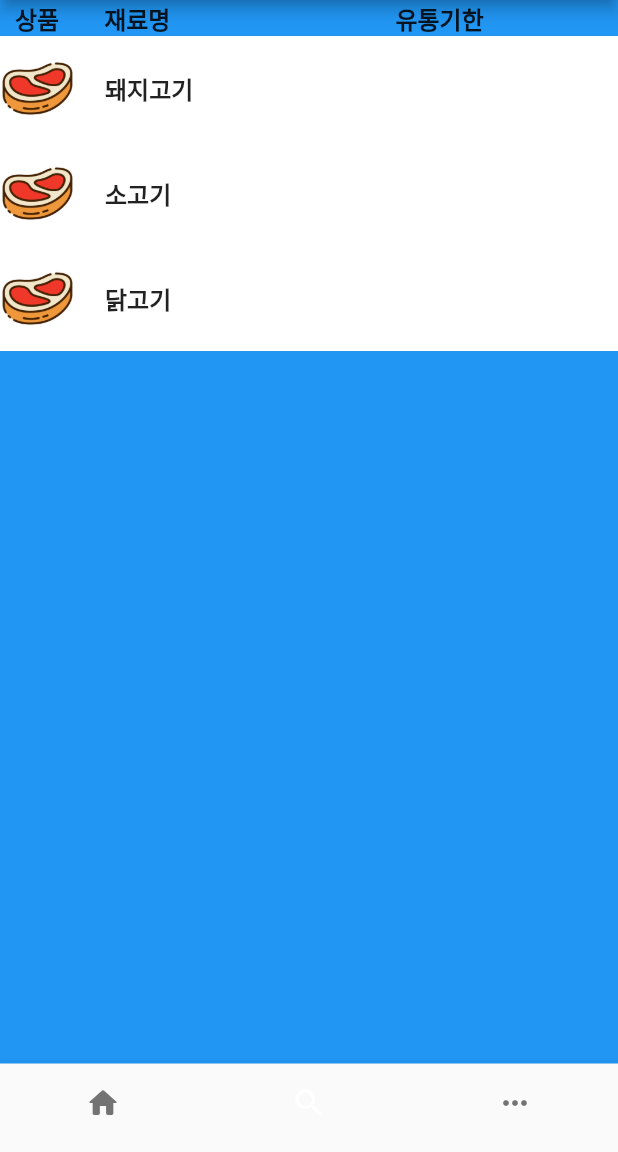
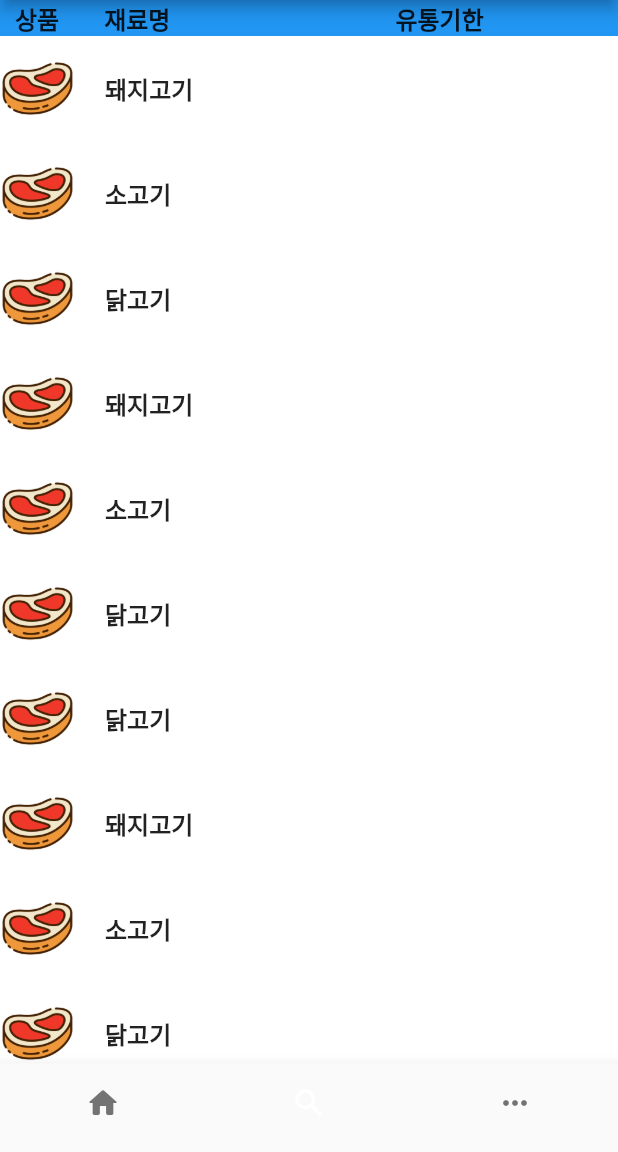
Before and after one commit to minddong2/FoodSaver, a Flutter app: the screen it shows after launch, item 2 of the bottom bar chosen, on a phone screen of 412 x 824 dp, the part 84-1236 px from its top. Run offline on Flutter 3.47's test engine with Material 2 defaults, Android fonts, the light colour scheme and no system bars; our stand-ins replace google_fonts, reorderable_grid_view, velocity_x; missing offline and left inert: hawk_fab_menu, popup_card.

Commit message:
홈화면 스크롤 기능 추가

```diff
--- a/lib/main.dart
+++ b/lib/main.dart
@@ -1,9 +1,6 @@
 import 'package:flutter/material.dart';
 import 'package:refri_project/screens/home/list/home_list_screen.dart';
 import 'package:refri_project/style/theme.dart';
-
-// 깃 업로드 테스트
-
 
 void main() => runApp(MyApp());
 
--- a/lib/screens/home/list/f_my_food_list.dart
+++ b/lib/screens/home/list/f_my_food_list.dart
@@ -1,7 +1,6 @@
 import 'package:flutter/material.dart';
 import 'package:refri_project/common/widget/w_height_and_width.dart';
 import 'package:refri_project/screens/home/list/home_selected_list.dart';
-import 'package:refri_project/screens/tab/w_selected_list_item.dart';
 import 'package:velocity_x/velocity_x.dart';
 
 class MyFoodListFragment extends StatelessWidget {
@@ -9,8 +8,10 @@ class MyFoodListFragment extends StatelessWidget {
 
   @override
   Widget build(BuildContext context) {
-    return Column(
-      children: [getMyFoodList(context)],
+    return SingleChildScrollView(
+      child: Column(
+        children: [getMyFoodList(context)],
+      ),
     );
   }
 
--- a/lib/screens/tab/fab/fab_popup_body.dart
+++ b/lib/screens/tab/fab/fab_popup_body.dart
@@ -8,7 +8,8 @@ class PopUpItemBody extends StatelessWidget {
 
   @override
   Widget build(BuildContext context) {
-    return Center(
+    return SingleChildScrollView(
+      child: Center(
         child: Column(
           mainAxisSize: MainAxisSize.min,
           children: [
@@ -23,6 +24,7 @@ class PopUpItemBody extends StatelessWidget {
             ),
           ],
         ),
+      ),
     );
   }
 }
--- a/lib/screens/tab/food_list.dart
+++ b/lib/screens/tab/food_list.dart
@@ -17,5 +17,41 @@ List<FoodSummary> foodLists = [
       mainCategory: '육류2',
       middleCategory: '닭고기',
       foodName: '닭고기'),
+  FoodSummary(
+      foodImagePath: '$basePath/food/meat.png',
+      mainCategory: '육류',
+      middleCategory: '돼지고기',
+      foodName: '돼지고기'),
+  FoodSummary(
+      foodImagePath: '$basePath/food/meat.png',
+      mainCategory: '육류1',
+      middleCategory: '소고기',
+      foodName: '소고기'),
+  FoodSummary(
+      foodImagePath: '$basePath/food/meat.png',
+      mainCategory: '육류2',
+      middleCategory: '닭고기',
+      foodName: '닭고기'),
+  FoodSummary(
+      foodImagePath: '$basePath/food/meat.png',
+      mainCategory: '육류2',
+      middleCategory: '닭고기',
+      foodName: '닭고기'),
+  FoodSummary(
+      foodImagePath: '$basePath/food/meat.png',
+      mainCategory: '육류',
+      middleCategory: '돼지고기',
+      foodName: '돼지고기'),
+  FoodSummary(
+      foodImagePath: '$basePath/food/meat.png',
+      mainCategory: '육류1',
+      middleCategory: '소고기',
+      foodName: '소고기'),
+  FoodSummary(
+      foodImagePath: '$basePath/food/meat.png',
+      mainCategory: '육류2',
+      middleCategory: '닭고기',
+      foodName: '닭고기'),
+
 
 ];
```
Lines whose indentation alone changed are shown as unchanged.
